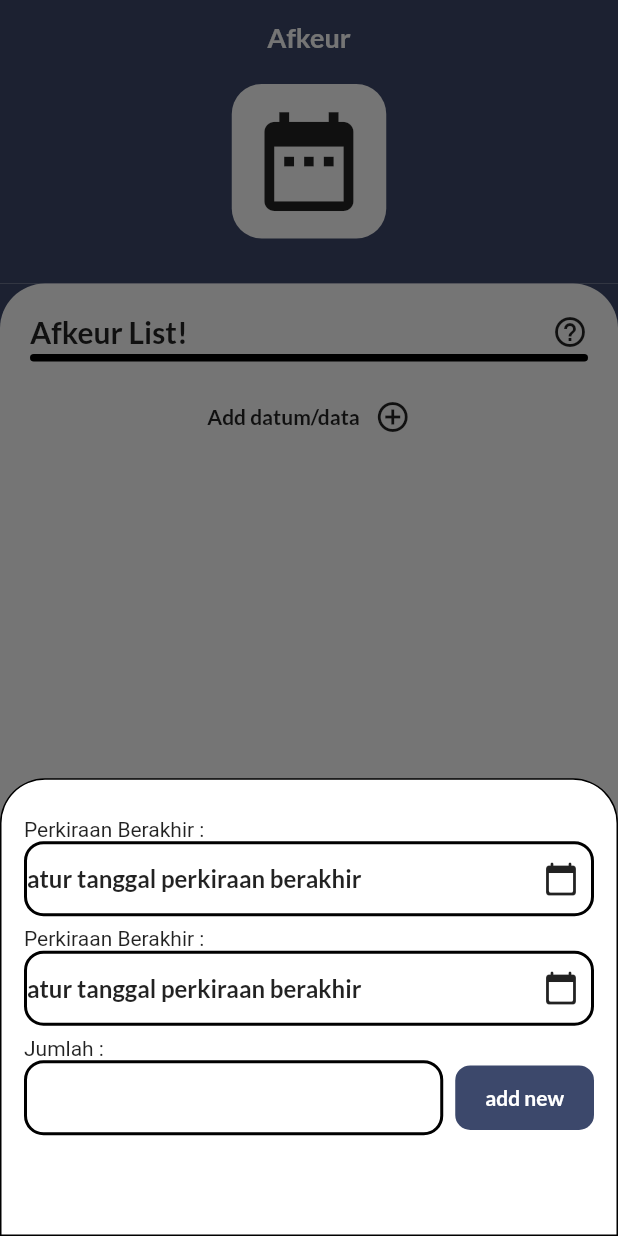
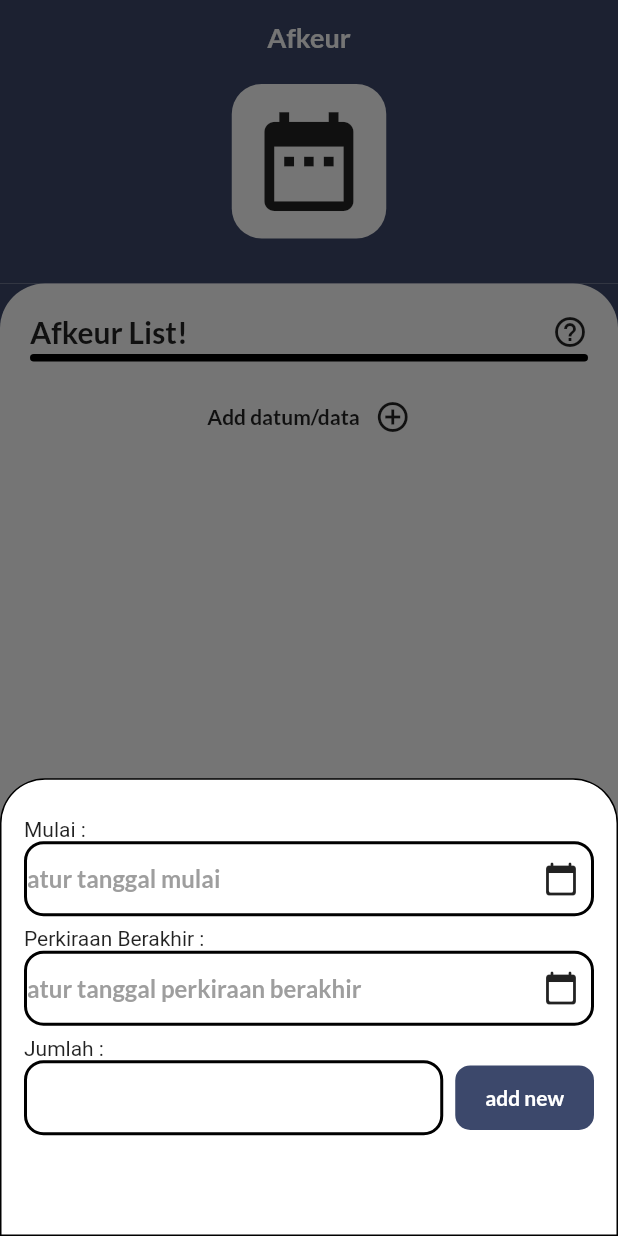
Before and after one commit to Rokel15/Jea-Aplikasi-Penulisan-Ilmiah-Gunadarma, a Flutter app: the Afkeur screen opened directly, after a tap on "Add datum/data", on a phone screen of 412 x 824 dp. Run offline on Flutter 3.47's test engine with Material 2 defaults, Android fonts, the phone set to English and light mode, and no system bars; our stand-ins replace cloud_firestore, firebase_core, get, google_fonts, sqflite; missing offline and left inert: syncfusion_flutter_pdfviewer; accounts and stored records are empty.

Commit message:
ui afkeur

```diff
--- a/lib/ui/Afkeur/Afkeur.dart
+++ b/lib/ui/Afkeur/Afkeur.dart
@@ -1,6 +1,8 @@
 import 'package:flutter/material.dart';
+import 'package:get/get.dart';
+import 'package:get/get_core/src/get_main.dart';
 import 'package:google_fonts/google_fonts.dart';
-import 'package:get/get.dart';
+import 'package:intl/intl.dart';
 
 class Afkeur extends StatefulWidget {
   const Afkeur({Key? key}) : super(key: key);
@@ -237,7 +239,7 @@ class _Afkeur extends State<Afkeur> {
                           ],
                         ),
                         onTap: (){
-                          showBottomSheet(context);
+                         showBottomSheet();
                         },
                       ),
                     )
@@ -251,10 +253,38 @@ class _Afkeur extends State<Afkeur> {
     );
   }
 
-  showBottomSheet(BuildContext context){
-    String _startDate = DateTime.now().toString();
-    String _endDate = 'atur tanggal perkiraan berakhir';
+  String startDate = 'atur tanggal mulai';
+  String endDate = 'atur tanggal perkiraan berakhir';
 
+  Future<Null> pilihTanggalMulai(BuildContext context) async {
+    DateTime? setTglMulai = await showDatePicker(
+        context: context,
+        initialDate: DateTime.now(),
+        firstDate: DateTime(2022),
+        lastDate: DateTime(2030));
+
+    if (setTglMulai != null && setTglMulai != DateTime.now()) {
+      setState(() {
+        startDate = DateFormat.yMMMd().format(setTglMulai).toString();
+      });
+    }
+  }
+
+  Future<Null> pilihTanggalBerakhir(BuildContext context) async {
+    DateTime? setTglMulai = await showDatePicker(
+        context: context,
+        initialDate: DateTime.now(),
+        firstDate: DateTime(2022),
+        lastDate: DateTime(2030));
+
+    if (setTglMulai != null && setTglMulai != DateTime.now()) {
+      setState(() {
+        endDate = DateFormat.yMMMd().format(setTglMulai).toString();
+      });
+    }
+  }
+
+  showBottomSheet(){
     Get.bottomSheet(
       Container(
         width: double.infinity,
@@ -276,7 +306,7 @@ class _Afkeur extends State<Afkeur> {
               child: Column(
                 crossAxisAlignment: CrossAxisAlignment.start,
                 children: [
-                  Text('Perkiraan Berakhir :'),
+                  Text('Mulai :'),
                   Container(
                     height: 50,
                     decoration: BoxDecoration(
@@ -290,19 +320,24 @@ class _Afkeur extends State<Afkeur> {
                     child: Row(
                       children: [
                         Expanded(
-                          child: Text(
-                            '$_endDate',
+                          child:
+                          Text(
+                            '${startDate}',
                             style: GoogleFonts.lato(
-                                textStyle: TextStyle(
                               fontSize: 16,
-                                    fontWeight: FontWeight.w600
-                                )
+                              fontWeight: FontWeight.w600,
+                              color: Colors.grey
                             ),
                           ),
                         ),
                         Padding(
                           padding: const EdgeInsets.only(right: 8),
+                          child: GestureDetector(
                               child: Icon(Icons.calendar_today_rounded),
+                              onTap: (){
+                                pilihTanggalMulai(context);
+                              }
+                          ),
                         ),
                       ],
                     ),
@@ -330,18 +365,24 @@ class _Afkeur extends State<Afkeur> {
                       children: [
                         Expanded(
                           child: Text(
-                            '$_endDate',
+                            '$endDate',
                             style: GoogleFonts.lato(
                                 textStyle: TextStyle(
                                     fontSize: 16,
-                                fontWeight: FontWeight.w600
+                                    fontWeight: FontWeight.w600,
+                                    color: Colors.grey
                                 )
                             ),
                           ),
                         ),
                         Padding(
                           padding: const EdgeInsets.only(right: 8),
+                          child: GestureDetector(
                             child: Icon(Icons.calendar_today_rounded),
+                            onTap: (){
+                              pilihTanggalBerakhir(context);
+                            },
+                          ),
                         ),
                       ],
                     ),
```
Lines whose indentation alone changed are shown as unchanged.
